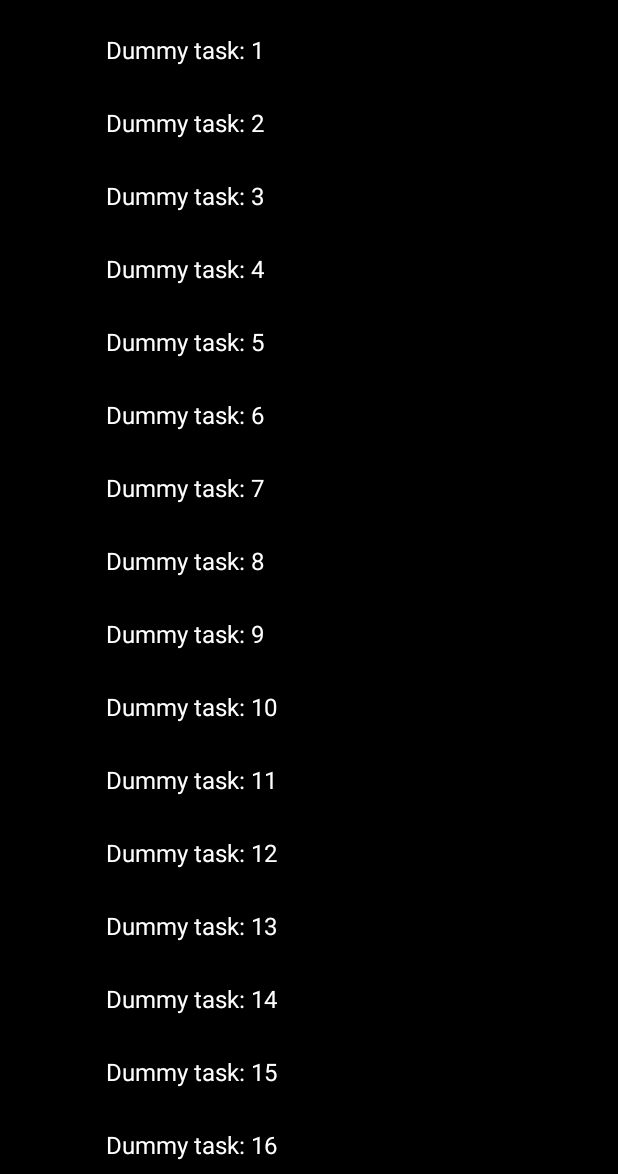
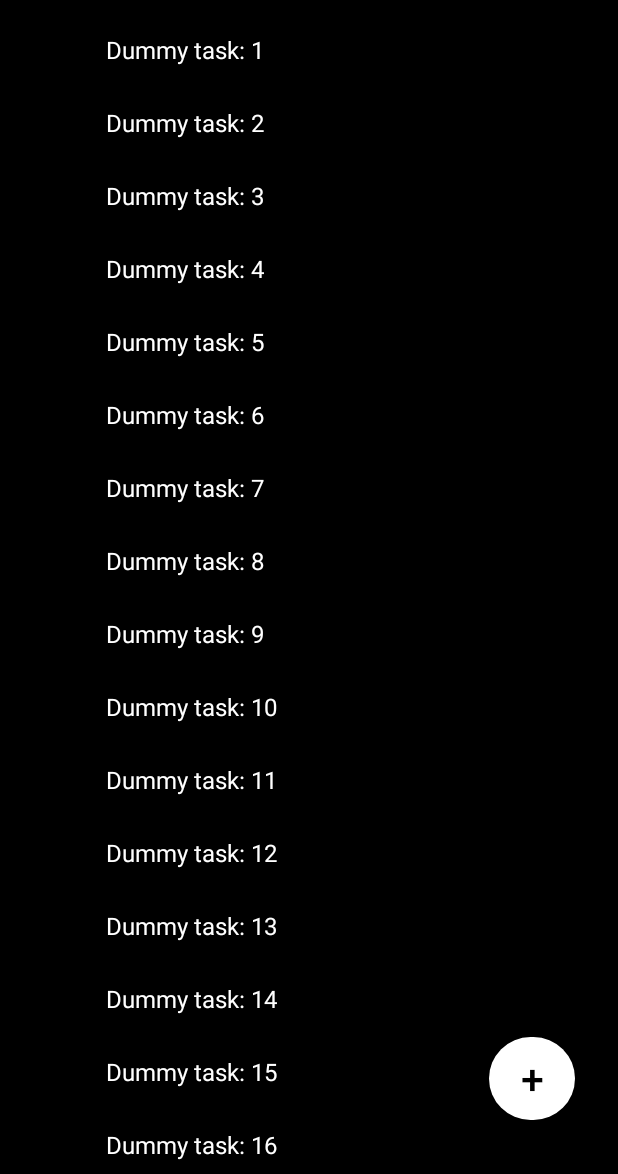
Before and after one commit to amalgir/todo-task-manager-app, an Android app: the screen it shows after launch (MainActivity), on a phone screen of 412 x 824 dp, the part 62-1236 px from its top. Run offline under Robolectric (Android 15) with nearby library versions, the phone set to English and light mode, and no system bars.

Commit message:
Implemented Round Button

```diff
--- /dev/null
+++ b/app/src/main/res/drawable/round_button.xml
@@ -0,0 +1,12 @@
+<?xml version="1.0" encoding="utf-8"?>
+<shape xmlns:android="http://schemas.android.com/apk/res/android">
+<solid android:color="@color/white"/>
+<corners
+    android:topLeftRadius="700dp"
+    android:topRightRadius="700dp"
+    android:bottomLeftRadius="700dp"
+    android:bottomRightRadius="700dp"/>
+<size
+    android:height="100dp"
+    android:width="100dp"/>
+</shape>
--- a/app/src/main/res/layout/activity_main.xml
+++ b/app/src/main/res/layout/activity_main.xml
@@ -15,4 +15,20 @@
         app:layout_constraintEnd_toEndOf="parent"
         app:layout_constraintStart_toStartOf="parent"
         app:layout_constraintTop_toTopOf="parent" />
+
+    <android.widget.Button
+        android:id="@+id/plusButton"
+        android:layout_width="57dp"
+        android:layout_height="55dp"
+        android:layout_marginBottom="36dp"
+        android:background="@drawable/round_button"
+        android:text="@string/plusButtonText"
+        android:textColor="@color/black"
+        android:textSize="27sp"
+        android:textStyle="normal"
+        app:layout_constraintBottom_toBottomOf="parent"
+        app:layout_constraintEnd_toEndOf="parent"
+        app:layout_constraintHorizontal_bias="0.92"
+        app:layout_constraintStart_toStartOf="parent" />
+
 </androidx.constraintlayout.widget.ConstraintLayout>
--- a/app/src/main/res/values/strings.xml
+++ b/app/src/main/res/values/strings.xml
@@ -1,3 +1,4 @@
 <resources>
     <string name="app_name">ToDo Task Manager</string>
+    <string name="plusButtonText">+</string>
 </resources>
```
